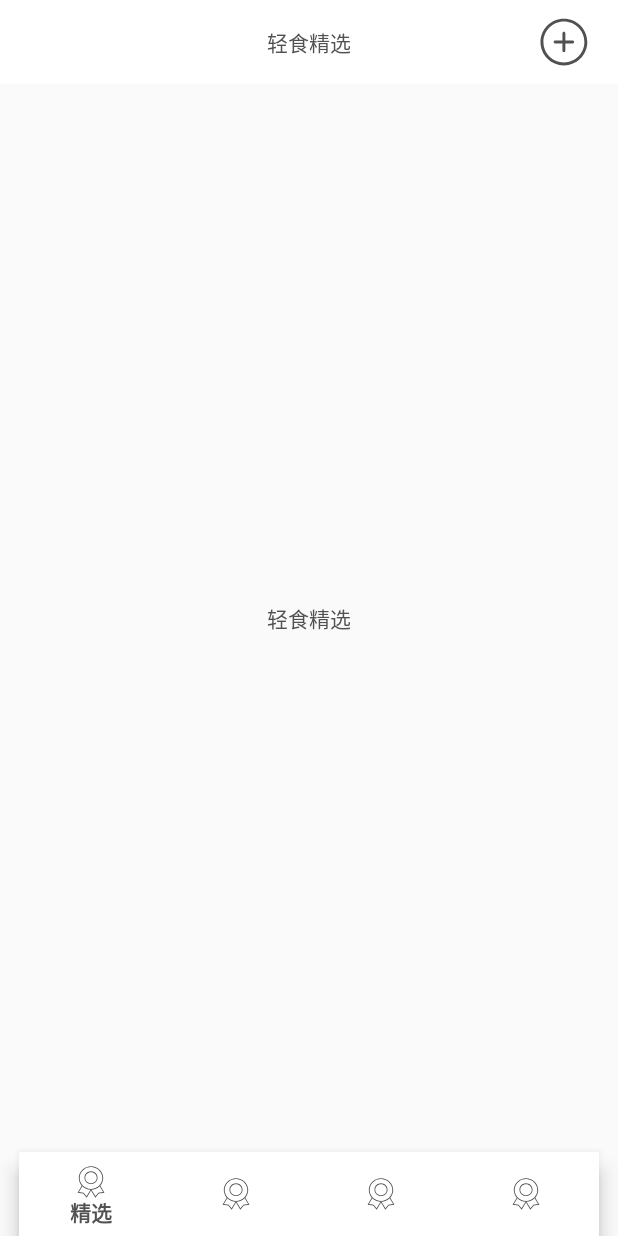
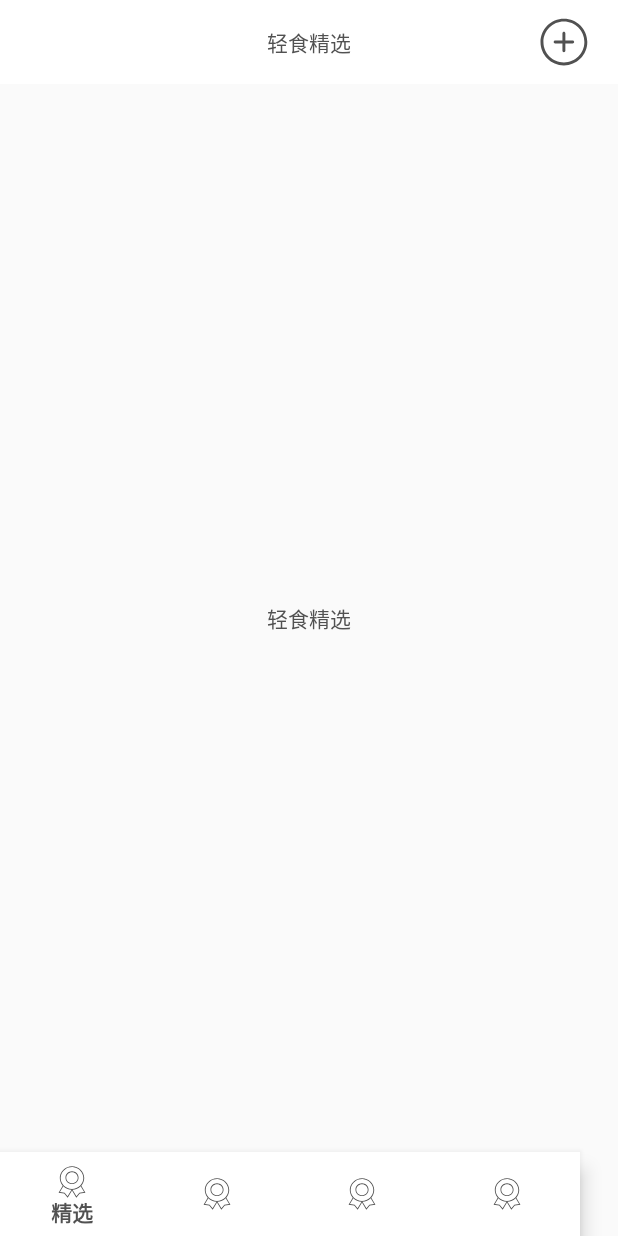
Before and after one commit to shenhuanet/LiteFood-android, an Android app: the screen it shows after launch (MainActivity), on a phone screen of 412 x 824 dp. Run offline under Robolectric (Android 15) with nearby library versions, the phone set to English and light mode, and no system bars; our stand-ins replace Dagger/Hilt's generated code, RxJava; libraries missing offline, so code that uses them is left out: com.jakewharton.retrofit2, com.tencent.bugly; 1 statement that could not run was skipped.

Commit message:
项目迁移升级到 3.0

```diff
--- a/app/build.gradle
+++ b/app/build.gradle
@@ -86,6 +86,7 @@ dependencies {
     implementation 'com.tencent.bugly:nativecrashreport:3.3.1'
     implementation 'com.tencent.bugly:crashreport_upgrade:1.3.4'
     implementation 'com.scwang.smartrefresh:SmartRefreshLayout:1.0.3'
+    implementation 'com.scwang.smartrefresh:SmartRefreshHeader:1.0.3'
 }
 repositories {
     mavenCentral()
--- a/app/src/main/res/layout/activity_main.xml
+++ b/app/src/main/res/layout/activity_main.xml
@@ -1,9 +1,10 @@
 <?xml version="1.0" encoding="utf-8"?>
-<android.support.constraint.ConstraintLayout xmlns:android="http://schemas.android.com/apk/res/android"
+<LinearLayout xmlns:android="http://schemas.android.com/apk/res/android"
     xmlns:app="http://schemas.android.com/apk/res-auto"
     xmlns:tools="http://schemas.android.com/tools"
     android:layout_width="match_parent"
     android:layout_height="match_parent"
+    android:orientation="vertical"
     tools:context="com.shenhua.litefood.ui.activity.MainActivity">
 
     <android.support.v7.widget.Toolbar
@@ -12,10 +13,7 @@
         android:layout_height="wrap_content"
         android:background="@android:color/white"
         android:fitsSystemWindows="true"
-        android:minHeight="?attr/actionBarSize"
-        app:layout_constraintEnd_toEndOf="parent"
-        app:layout_constraintStart_toStartOf="parent"
-        app:layout_constraintTop_toTopOf="parent">
+        android:minHeight="?attr/actionBarSize">
 
         <TextView
             android:id="@+id/toolbarTitle"
@@ -40,11 +38,8 @@
     <FrameLayout
         android:id="@+id/container"
         android:layout_width="match_parent"
-        android:layout_height="match_parent"
-        app:layout_constraintBottom_toTopOf="@+id/bottomMenu"
-        app:layout_constraintEnd_toEndOf="parent"
-        app:layout_constraintStart_toStartOf="parent"
-        app:layout_constraintTop_toBottomOf="@+id/toolbar" />
+        android:layout_height="0dp"
+        android:layout_weight="1" />
 
     <android.support.design.widget.BottomNavigationView
         android:id="@+id/bottomMenu"
@@ -53,9 +48,6 @@
         android:background="@android:color/white"
         app:itemIconTint="@color/colorAccent"
         app:itemTextColor="@color/colorAccent"
-        app:layout_constraintBottom_toBottomOf="parent"
-        app:layout_constraintEnd_toEndOf="parent"
-        app:layout_constraintStart_toStartOf="parent"
         app:menu="@menu/main" />
 
-</android.support.constraint.ConstraintLayout>
+</LinearLayout>
```
